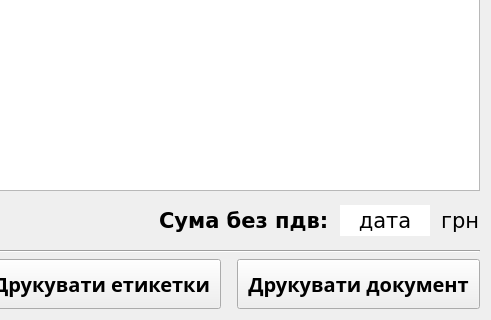
Old version of the form AutoCenterDesktop/widgets/records.ui in the repository Sage-Cat/AutoCenterDesktop; both pictures show x 358 to 849 and y 281 to 601 of the 849 by 601 pixel window.
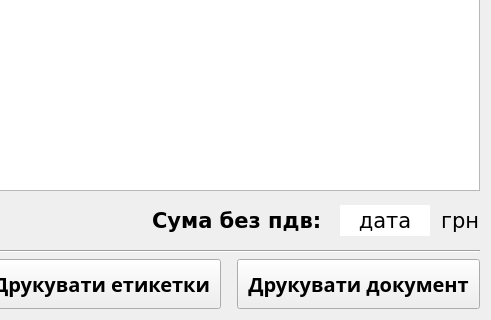
New version of the form. Icons and pictures are not drawn.

Patch:
```diff
--- a/AutoCenterDesktop/widgets/records.ui
+++ b/AutoCenterDesktop/widgets/records.ui
@@ -300,7 +300,7 @@
           </font>
          </property>
          <property name="text">
-          <string>Сума без пдв:</string>
+          <string>Сума без пдв: </string>
          </property>
         </widget>
        </item>
```
Left out of the diff: 2 changed lines with no effect on the pictures.
